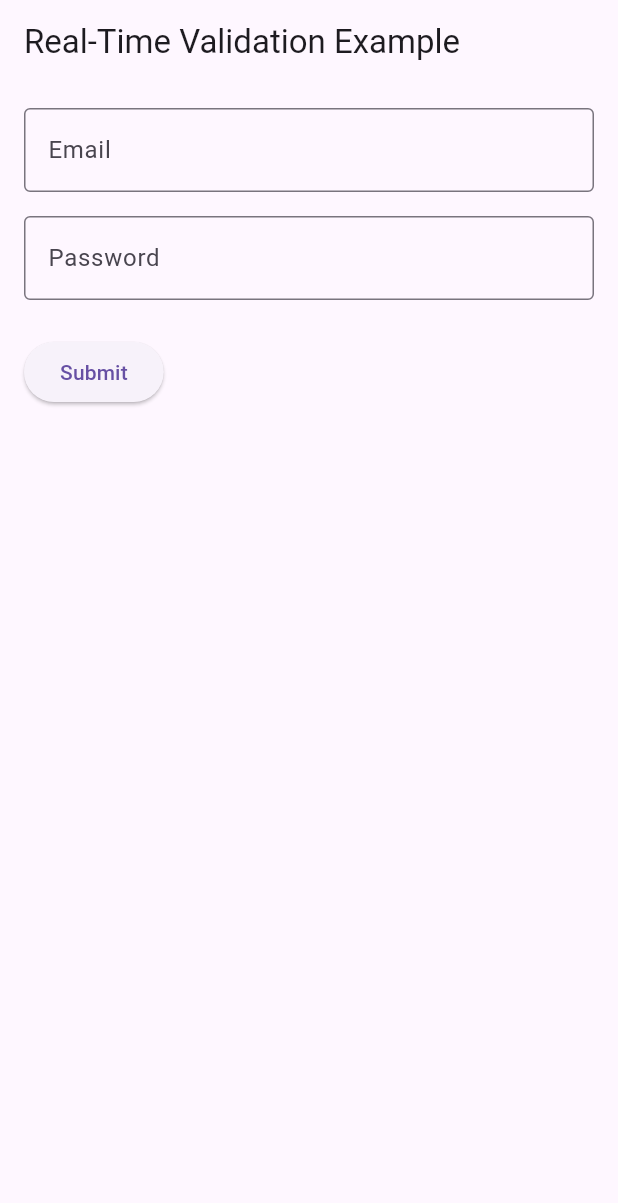
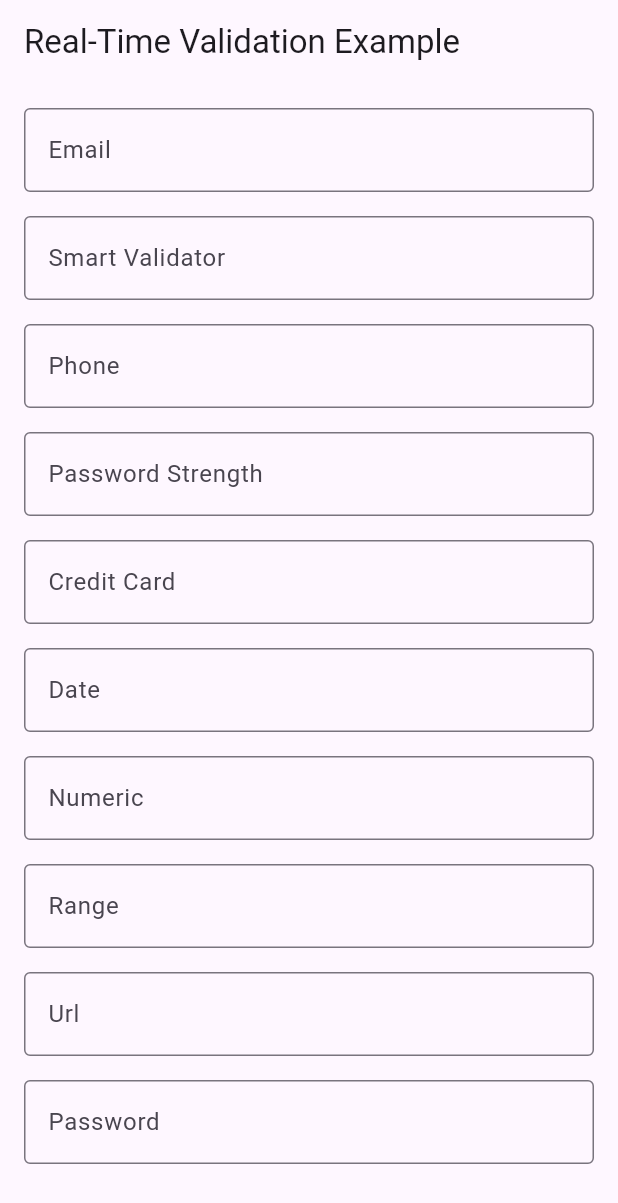
Before and after one commit to furkankalender/smart_form_validator, a Flutter app: the screen it shows after launch, on a phone screen of 412 x 824 dp. Shown: the top 1203 px of the screen. Run offline on Flutter 3.47's test engine with Material 3 defaults, Android fonts, the phone set to English and light mode, and no system bars.

Commit message:
Refactor RealTimeValidationForm to include additional form fields and validators

```diff
--- a/example/lib/main.dart
+++ b/example/lib/main.dart
@@ -23,7 +23,7 @@ class MyApp extends StatelessWidget {
   }
 }
 
-class RealTimeValidationForm extends StatefulWidget {
+final class RealTimeValidationForm extends StatefulWidget {
   const RealTimeValidationForm({super.key});
 
   @override
@@ -33,11 +33,21 @@ class RealTimeValidationForm extends StatefulWidget {
 class _RealTimeValidationFormState extends State<RealTimeValidationForm> {
   final _formKey = GlobalKey<FormState>();
   final _emailController = TextEditingController();
+  final _phoneController = TextEditingController();
   final _passwordController = TextEditingController();
+  final _feedbackController = TextEditingController();
+  final _creditCardController = TextEditingController();
+  final _dateController = TextEditingController();
+  final _numericController = TextEditingController();
+  final _passwordStrengthController = TextEditingController();
+  final _rangeController = TextEditingController();
+  final _urlController = TextEditingController();
+
 
   @override
   Widget build(BuildContext context) {
-    return Form(
+    return SingleChildScrollView(
+      child: Form(
         key: _formKey,
         child: Column(
           crossAxisAlignment: CrossAxisAlignment.start,
@@ -49,6 +59,79 @@ class _RealTimeValidationFormState extends State<RealTimeValidationForm> {
                 RequiredValidator(errorMessage: "Email is required."),
                 EmailValidator(
                     errorMessage: "Please enter a valid email address."),
+              ],
+            ),
+            const SizedBox(height: 16),
+            SmartFormField(
+              label: "Smart Validator",
+              controller: _feedbackController,
+              validators: [
+                RequiredValidator(errorMessage: "field is required."),
+                AdvancedSmartTextValidator(),
+              ],
+            ),
+            const SizedBox(height: 16),
+            SmartFormField(
+              label: "Phone",
+              controller: _phoneController,
+              validators: [
+                RequiredValidator(errorMessage: "Phone is required."),
+                PhoneValidator(errorMessage: "Please enter a valid phone."),
+              ],
+            ),
+            const SizedBox(height: 16),
+            SmartFormField(
+              label: "Password Strength",
+              controller: _passwordStrengthController,
+              validators: [
+                RequiredValidator(errorMessage: "password is required."),
+                PasswordStrengthValidator(),
+              ],
+            ),
+
+            const SizedBox(height: 16),
+            SmartFormField(
+              label: "Credit Card",
+              controller: _creditCardController,
+              validators: [
+                RequiredValidator(errorMessage: "Card number is required."),
+                CreditCardValidator(),
+              ],
+            ),
+            const SizedBox(height: 16),
+            SmartFormField(
+              label: "Date ",
+              controller: _dateController,
+              validators: [
+                RequiredValidator(errorMessage: "date is required."),
+                DateValidator(),
+              ],
+            ),
+            const SizedBox(height: 16),
+            SmartFormField(
+              label: "Numeric ",
+              controller: _numericController,
+              validators: [
+                RequiredValidator(errorMessage: "number is required."),
+                NumericValidator(),
+              ],
+            ),
+            const SizedBox(height: 16),
+            SmartFormField(
+              label: "Range ",
+              controller: _rangeController,
+              validators: [
+                RequiredValidator(errorMessage: "range is required."),
+                RangeValidator(max: 250, min: 10),
+              ],
+            ),
+            const SizedBox(height: 16),
+            SmartFormField(
+              label: "Url ",
+              controller: _urlController,
+              validators: [
+                RequiredValidator(errorMessage: "url is required."),
+                UrlValidator(),
               ],
             ),
             const SizedBox(height: 16),
@@ -68,13 +151,15 @@ class _RealTimeValidationFormState extends State<RealTimeValidationForm> {
               onPressed: () {
                 if (_formKey.currentState!.validate()) {
                   ScaffoldMessenger.of(context).showSnackBar(
-                  const SnackBar(content: Text("Form submitted successfully!")),
+                    const SnackBar(
+                        content: Text("Form submitted successfully!")),
                   );
                 }
               },
               child: const Text("Submit"),
             ),
           ],
+        ),
       ),
     );
   }
--- a/lib/text_form_field/smart_form_field.dart
+++ b/lib/text_form_field/smart_form_field.dart
@@ -6,6 +6,15 @@ class SmartFormField extends StatefulWidget {
   final TextEditingController controller;
   final List<SmartFormValidatorService> validators;
   final bool obscureText;
+  final bool autofocus = false;
+  final InputDecoration? decoration = const InputDecoration();
+  final TextInputType? keyboardType;
+  final TextCapitalization textCapitalization = TextCapitalization.none;
+  final TextInputAction? textInputAction;
+  final TextStyle? style;
+  final StrutStyle? strutStyle;
+  final TextDirection? textDirection;
+  final bool readOnly = false;
 
   const SmartFormField({
     super.key,
@@ -13,6 +22,11 @@ class SmartFormField extends StatefulWidget {
     required this.controller,
     required this.validators,
     this.obscureText = false,
+    this.keyboardType,
+    this.textInputAction,
+    this.style,
+    this.strutStyle,
+    this.textDirection,
   });
 
   @override
@@ -51,6 +65,14 @@ class _SmartFormFieldState extends State<SmartFormField> {
             border: const OutlineInputBorder(),
           ),
           onChanged: _validate,
+          keyboardType: widget.keyboardType,
+          textInputAction: widget.textInputAction,
+          style: widget.style,
+          strutStyle: widget.strutStyle,
+          textDirection: widget.textDirection,
+          readOnly: widget.readOnly,
+          autofocus: widget.autofocus,
+
         ),
         if (_errorMessage != null)
           Padding(
--- a/lib/validators/email_validator.dart
+++ b/lib/validators/email_validator.dart
@@ -1,10 +1,11 @@
 import 'package:smart_form_validator/validators/smart_form_validator_service.dart.dart';
-
 
 class EmailValidator extends SmartFormValidatorService {
   final String errorMessage;
 
-  EmailValidator({this.errorMessage = "Validates if the input is a proper email address."});
+  EmailValidator(
+      {this.errorMessage =
+          "Validates if the input is a proper email address."});
 
   @override
   String? validate(String? value) {
--- a/lib/validators/multi_validator.dart
+++ b/lib/validators/multi_validator.dart
@@ -4,7 +4,7 @@ export 'required_validator.dart';
 export 'email_validator.dart';
 export 'min_length_validator.dart';
 
-/// Çoklu doğrulama işlemi için kullanılır.
+/// Use for multi validation operations
 class MultiValidator extends SmartFormValidatorService {
   final List<SmartFormValidatorService> validators;
 
```
Lines whose indentation alone changed are shown as unchanged.
